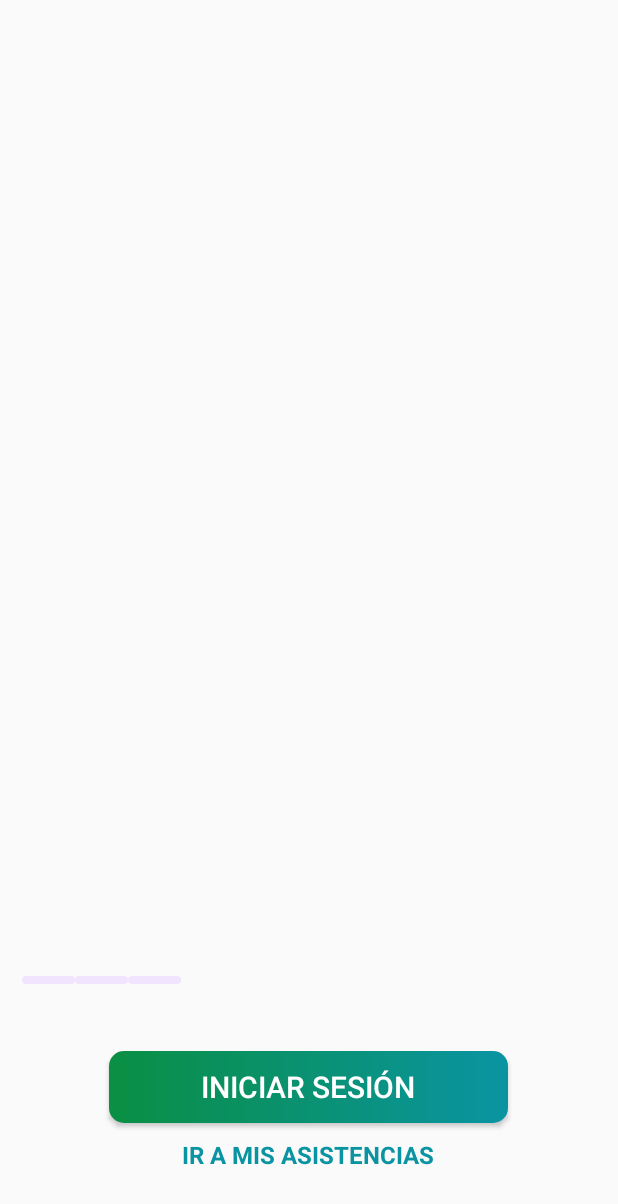
After one commit to NicolasPCS/ASYS, an Android app: the layout activity_start.xml on its own in the app's theme, with its tools: preview values and no code run, on a phone screen of 412 x 824 dp. The commit adds this screen. Shown: the top 1204 px of the screen. Run offline under Robolectric (Android 15) with nearby library versions, the phone set to English and light mode, and no system bars.

Commit message:
Added landing page Activity, completely functional.

```diff
--- /dev/null
+++ b/app/src/main/res/drawable/landingpage_button.xml
@@ -0,0 +1,23 @@
+<?xml version="1.0" encoding="utf-8"?>
+<shape xmlns:android="http://schemas.android.com/apk/res/android" android:shape="rectangle" >
+    <corners
+        android:radius="10dp"
+        />
+    <gradient
+        android:angle="0"
+        android:centerX="35%"
+        android:startColor="#0a8f43"
+        android:endColor="#0a94a2"
+        android:type="linear"
+        />
+    <padding
+        android:left="0dp"
+        android:top="0dp"
+        android:right="0dp"
+        android:bottom="0dp"
+        />
+    <size
+        android:width="266dp"
+        android:height="46dp"
+        />
+</shape>
--- /dev/null
+++ b/app/src/main/res/drawable/landingpage_dotunselected.xml
@@ -0,0 +1,18 @@
+<?xml version="1.0" encoding="utf-8"?>
+<shape xmlns:android="http://schemas.android.com/apk/res/android" android:shape="rectangle" >
+    <corners
+        android:radius="20dp"
+        />
+    <solid
+        android:color="#F1E4FE"
+        />
+    <padding
+        android:left="0dp"
+        android:top="0dp"
+        android:right="0dp"
+        android:bottom="0dp"
+        />
+    <size
+        android:width="15dp"
+        android:height="5dp" />
+</shape>
--- /dev/null
+++ b/app/src/main/res/layout/activity_start.xml
@@ -0,0 +1,70 @@
+<?xml version="1.0" encoding="utf-8"?>
+<LinearLayout xmlns:android="http://schemas.android.com/apk/res/android"
+    xmlns:app="http://schemas.android.com/apk/res-auto"
+    xmlns:tools="http://schemas.android.com/tools"
+    android:layout_width="match_parent"
+    android:layout_height="match_parent"
+    android:orientation="vertical"
+    android:weightSum="12">
+
+    <androidx.viewpager.widget.ViewPager
+        android:id="@+id/view_pager"
+        android:layout_width="match_parent"
+        android:layout_height="0dp"
+        android:layout_weight="9"/>
+
+    <LinearLayout
+        android:layout_width="match_parent"
+        android:layout_height="0dp"
+        android:orientation="vertical"
+        android:layout_weight="3"
+        android:gravity="center">
+
+        <LinearLayout
+            android:id="@+id/layoutDots"
+            android:layout_width="match_parent"
+            android:layout_height="@dimen/dots_height"
+            android:layout_alignParentBottom="true"
+            android:layout_marginBottom="10dp"
+            android:layout_marginStart="10dp"
+            android:orientation="horizontal">
+
+            <TextView
+                android:layout_width="35dp"
+                android:layout_height="5dp"
+                android:background="@drawable/landingpage_dotunselected"/>
+            <TextView
+                android:layout_width="35dp"
+                android:layout_height="5dp"
+                android:background="@drawable/landingpage_dotunselected"/>
+            <TextView
+                android:layout_width="35dp"
+                android:layout_height="5dp"
+                android:background="@drawable/landingpage_dotunselected"/>
+        </LinearLayout>
+
+        <Button
+            android:id="@+id/loginBtn"
+            android:layout_width="wrap_content"
+            android:layout_height="wrap_content"
+            android:layout_gravity="center"
+            android:background="@drawable/landingpage_button"
+            android:text="@string/iniciar_sesion"
+            android:textColor="@color/whiteTextColor"
+            android:textSize="20dp"
+            android:layout_margin="10dp"/>
+
+        <TextView
+            android:id="@+id/btn_skip"
+            android:layout_width="wrap_content"
+            android:layout_height="wrap_content"
+            android:text="@string/ir_a_mis_asistencias"
+            android:layout_gravity="center"
+            android:textSize="16dp"
+            android:textStyle="bold"
+            android:textColor="#0a94a2"
+            android:layout_marginBottom="10dp"/>
+
+    </LinearLayout>
+
+</LinearLayout>
--- a/app/src/main/res/values/colors.xml
+++ b/app/src/main/res/values/colors.xml
@@ -45,4 +45,13 @@
     <color name="cardColorYellow">#FF991F</color>
     <color name="cardColorViolet">#8F51E3</color>
     <color name="cardColorRed">#F94172</color>
+
+    <!--Landing page-->
+    <color name="colorPrimaryLanding">#146f84</color>
+    <color name="colorPrimaryDarkLanding">#124353</color>
+    <color name="colorAccentLanding">#1da9bb</color>
+
+    <!--colros for recomend a course-->
+    <color name="whiteCardColor">#fff</color>
+
 </resources>
--- a/app/src/main/res/values/dimens.xml
+++ b/app/src/main/res/values/dimens.xml
@@ -5,4 +5,9 @@
     <dimen name="nav_header_vertical_spacing">8dp</dimen>
     <dimen name="nav_header_height">176dp</dimen>
     <dimen name="fab_margin">16dp</dimen>
+
+    <!-- Landing dimens. -->
+    <dimen name="dots_height">30dp</dimen>
+    <dimen name="headerSize">30dp</dimen>
+    <dimen name="contentSize">14dp</dimen>
 </resources>
--- a/app/src/main/res/values/strings.xml
+++ b/app/src/main/res/values/strings.xml
@@ -10,4 +10,13 @@
     <string name="menu_home">Mis asistencias</string>
     <string name="logout">Cerrar sesión</string>
     <string name="menu_slideshow">Slideshow</string>
+
+    <!-- Landing strings. -->
+    <string name="WelcomeContent">Bienvenido a ASYS, APP de ayuda para el marcado de asistencias estudiantil. </string>
+    <string name="RecommenderContent">Marca tu asistencia en dos simples pasos. Ingresa con tu código de estudiante y contraseña. </string>
+    <string name="welcome_2">APP asistencias UCSM</string>
+    <string name="welcome_1">Bienvenido a ASYS</string>
+    <string name="iniciar_sesion">INICIAR SESIÓN</string>
+    <string name="ir_a_mis_asistencias">IR A MIS ASISTENCIAS</string>
+
 </resources>
--- a/app/src/main/res/values/themes.xml
+++ b/app/src/main/res/values/themes.xml
@@ -1,6 +1,6 @@
 <resources xmlns:tools="http://schemas.android.com/tools">
     <!-- Base application theme. -->
-    <style name="Theme.Asys" parent="Theme.MaterialComponents.DayNight.DarkActionBar">
+    <style name="Theme.Asys" parent="Theme.AppCompat.Light.DarkActionBar">
         <!-- Primary brand color. -->
         <item name="colorPrimary">@color/blue_500</item>
         <item name="colorPrimaryVariant">@color/blue_700</item>
@@ -11,12 +11,47 @@
         <item name="colorOnSecondary">@color/black</item>
         <!-- Status bar color. -->
         <item name="android:statusBarColor" tools:targetApi="l">?attr/colorPrimaryVariant</item>
-        <!-- Customize your theme here. -->
+        <!-- Customize your theme here. -->.
+        <!--<item name="windowActionBar">false</item>-->
+        <item name="windowActionBar">false</item>
+        <item name="windowNoTitle">true</item>
     </style>
 
-    <style name="Theme.Asys.NoActionBar">
+    <!-- Base application theme. -->
+    <style name="landing.AppTheme" parent="Theme.AppCompat.Light.DarkActionBar">
+        <!-- Customize your theme here. -->
+        <item name="colorPrimary">@color/colorPrimaryLanding</item>
+        <item name="colorPrimaryDark">@color/colorPrimaryDarkLanding</item>
+        <item name="colorAccent">@color/colorAccentLanding</item>
+        <item name="android:textColorHint">@color/colorPrimaryLanding</item>
+    </style>
+
+    <style name="landing.AppTheme.NoActionBar">
         <item name="windowActionBar">false</item>
         <item name="windowNoTitle">true</item>
+    </style>
+
+    <style name="viewParent">
+        <item name="android:layout_width">wrap_content</item>
+        <item name="android:layout_height">wrap_content</item>
+    </style>
+
+    <!--onboarding designs-->
+    <style name="landingHeaderText" parent="viewParent">
+        <item name="android:textSize">@dimen/headerSize</item>
+        <item name="android:textColor">@color/darkTextColor</item>
+        <item name="android:textStyle">bold</item>
+        <item name="android:layout_marginBottom">10dp</item>
+        <item name="android:layout_marginLeft">10dp</item>
+        <item name="android:layout_marginRight">10dp</item>
+    </style>
+
+    <style name="landingContentText" parent="viewParent">
+        <item name="android:textSize">@dimen/contentSize</item>
+        <item name="android:textColor">@color/darkTextColor</item>
+        <item name="android:layout_marginBottom">15dp</item>
+        <item name="android:layout_marginLeft">10dp</item>
+        <item name="android:layout_marginRight">10dp</item>
     </style>
 
     <style name="Theme.Asys.AppBarOverlay" parent="ThemeOverlay.AppCompat.Dark.ActionBar" />
```
Also changed, not shown: app/src/main/AndroidManifest.xml (+13 -4 lines), app/src/main/java/com/example/asys/landing/PrefManager.java (added, +33 -0 lines), app/src/main/java/com/example/asys/landing/Start_Activity.java (added, +207 -0 lines), app/src/main/res/drawable/landingpage_dot_selected.xml (added, +23 -0 lines), app/src/main/res/layout/welcome_slide1.xml (added, +32 -0 lines), app/src/main/res/layout/welcome_slide2.xml (added, +32 -0 lines), app/src/main/res/layout/welcome_slide4.xml (added, +7 -0 lines), app/src/main/res/drawable/landingpage_recommender.png (added), app/src/main/res/drawable/landingpage_welcome.png (added).
